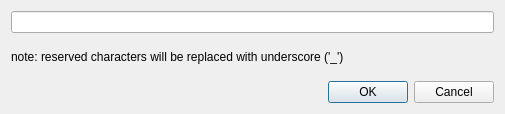
Old version of the form dialog.ui in the repository dimitris47/tiki.
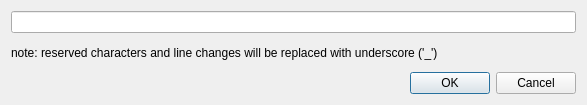
New version of the form.

Commit message: modify note and status messages for reserved chars etc

Patch:
```diff
--- a/dialog.ui
+++ b/dialog.ui
@@ -6,8 +6,8 @@
    <rect>
     <x>0</x>
     <y>0</y>
-    <width>505</width>
-    <height>114</height>
+    <width>587</width>
+    <height>105</height>
    </rect>
   </property>
   <property name="windowTitle">
@@ -20,7 +20,7 @@
    <item>
     <widget class="QLabel" name="label">
      <property name="text">
-      <string>note: reserved characters will be replaced with underscore ('_')</string>
+      <string>note: reserved characters and line changes will be replaced with underscore ('_')</string>
      </property>
     </widget>
    </item>
```
The commit also changes 4 other files.
